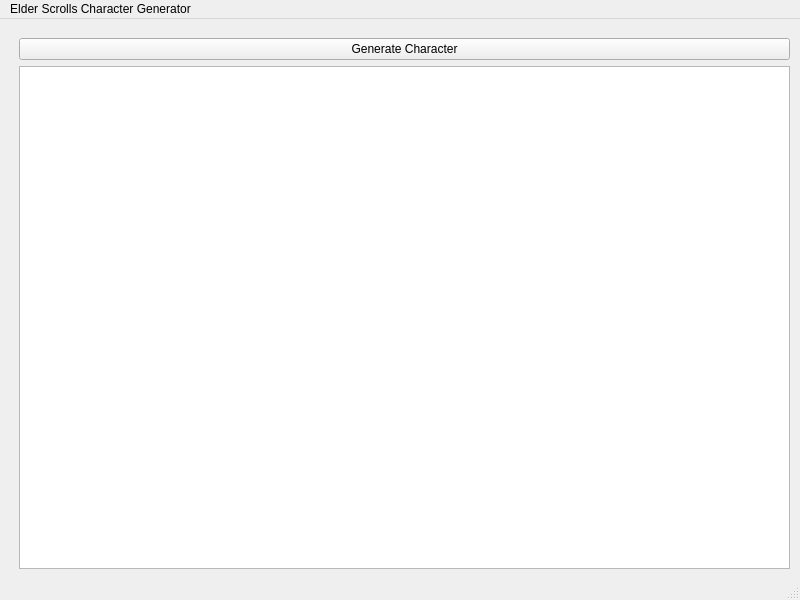
Old version of the form mainwindow.ui in the repository obenkenobi/Elder-Scrolls-Character-Generator.
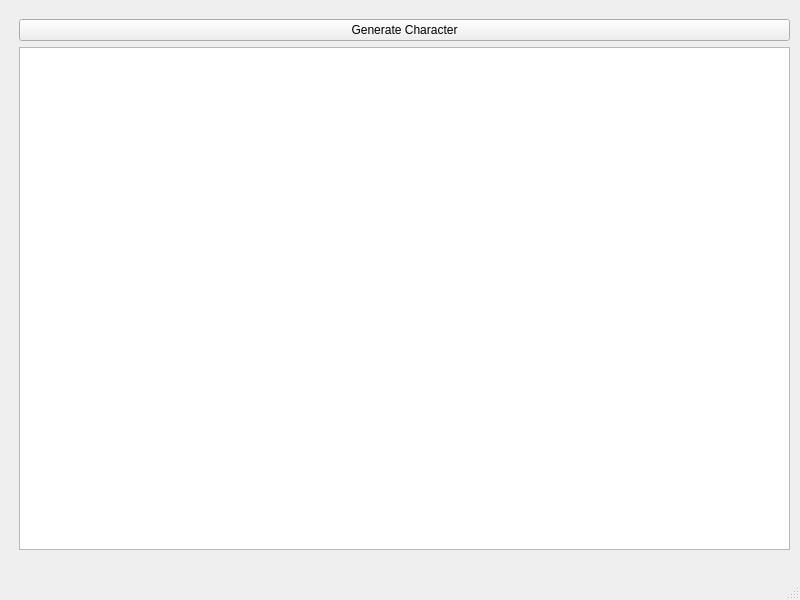
New version of the form.

What changed in the file:
```diff
--- a/mainwindow.ui
+++ b/mainwindow.ui
@@ -37,22 +37,6 @@
     </layout>
    </widget>
   </widget>
-  <widget class="QMenuBar" name="menubar">
-   <property name="geometry">
-    <rect>
-     <x>0</x>
-     <y>0</y>
-     <width>800</width>
-     <height>25</height>
-    </rect>
-   </property>
-   <widget class="QMenu" name="menuElder_Scrolls_Character_Generator">
-    <property name="title">
-     <string>Elder Scrolls Character Generator</string>
-    </property>
-   </widget>
-   <addaction name="menuElder_Scrolls_Character_Generator"/>
-  </widget>
   <widget class="QStatusBar" name="statusbar"/>
  </widget>
  <resources/>
```
